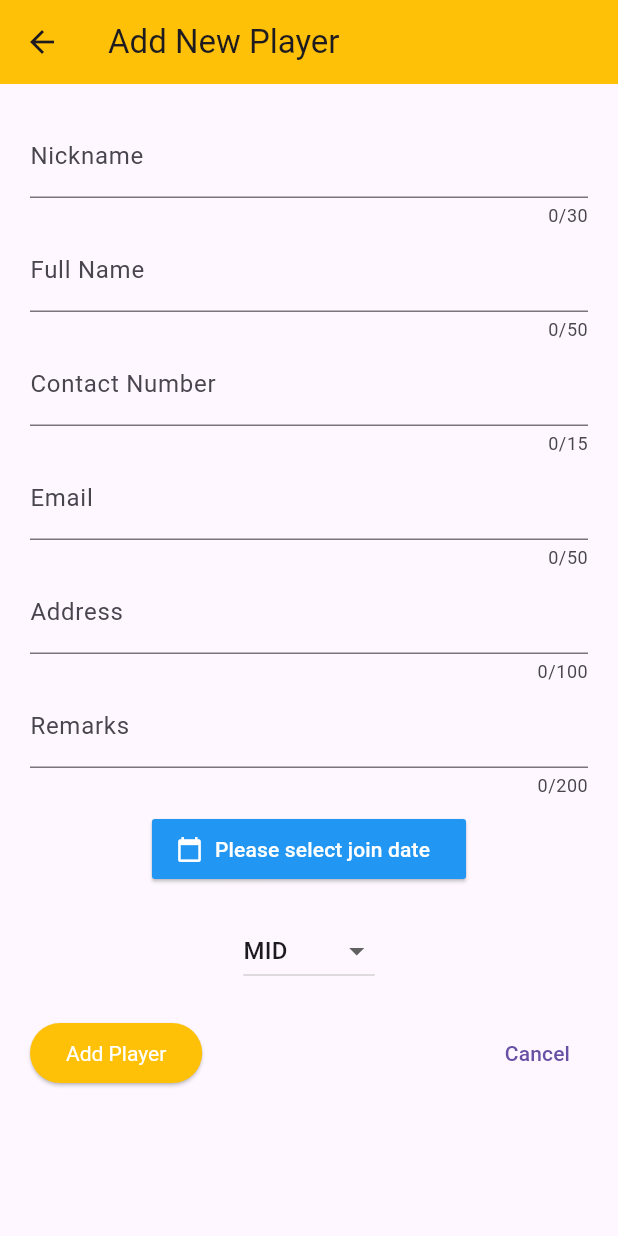
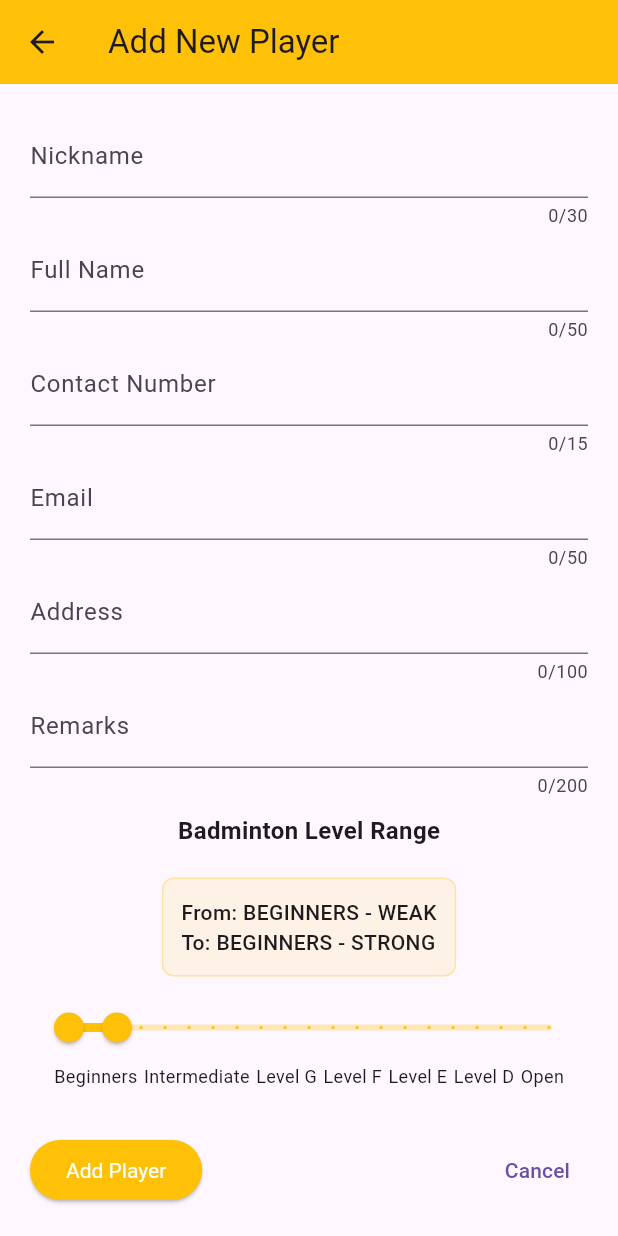
Before and after one commit to siddigamon/badminton_player_system, a Flutter app: the screen it shows after launch, after a tap on the "add" icon, on a phone screen of 412 x 824 dp. Run offline on Flutter 3.47's test engine with Material 3 defaults, Android fonts, the light colour scheme and no system bars.

Commit message:
feat: Enhance player model and UI with range selection for levels and strengths

```diff
--- a/lib/model/player_items.dart
+++ b/lib/model/player_items.dart
@@ -38,6 +38,11 @@ class PlayerItem {
   final LevelStrength strength;
   final DateTime dateJoined;
 
+  final BadmintonLevel rangeStartLevel;
+  final LevelStrength rangeStartStrength;
+  final BadmintonLevel rangeEndLevel;
+  final LevelStrength rangeEndStrength;
+
   PlayerItem({
     required this.nickname,
     required this.fullName,
@@ -48,6 +53,10 @@ class PlayerItem {
     required this.level,
     required this.strength,
     required this.dateJoined,
+     required this.rangeStartLevel,
+    required this.rangeStartStrength,
+    required this.rangeEndLevel,
+    required this.rangeEndStrength,
   });
 
   String get formattedDateJoined {
@@ -87,6 +96,48 @@ class PlayerItem {
 
   String get fullLevelDescription {
     return '$levelDisplay - $strengthDisplay';
+
+  }
+
+  // Helper method to get level display for any level
+  String _getLevelDisplayText(BadmintonLevel level) {
+    switch (level) {
+      case BadmintonLevel.beginners:
+        return 'Beginners';
+      case BadmintonLevel.intermediate:
+        return 'Intermediate';
+      case BadmintonLevel.levelG:
+        return 'G';
+      case BadmintonLevel.levelF:
+        return 'F';
+      case BadmintonLevel.levelE:
+        return 'E';
+      case BadmintonLevel.levelD:
+        return 'D';
+      case BadmintonLevel.openPlayer:
+        return 'Open';
+    }
+  }
+
+  // Helper method to get strength display for any strength
+  String _getStrengthDisplayText(LevelStrength strength) {
+    switch (strength) {
+      case LevelStrength.weak:
+        return 'Weak';
+      case LevelStrength.mid:
+        return 'Mid';
+      case LevelStrength.strong:
+        return 'Strong';
+    }
+  }
+
+   String get rangeDescription {
+    final startStrength = _getStrengthDisplayText(rangeStartStrength);
+    final startLevel = _getLevelDisplayText(rangeStartLevel);
+    final endStrength = _getStrengthDisplayText(rangeEndStrength);
+    final endLevel = _getLevelDisplayText(rangeEndLevel);
+
+    return '$startStrength $startLevel, $endStrength $endLevel';
   }
 }
 
--- a/lib/new_player.dart
+++ b/lib/new_player.dart
@@ -19,9 +19,12 @@ class _NewPlayerState extends State<NewPlayer> {
   final _addressController = TextEditingController();
   final _remarksController = TextEditingController();
 
-  BadmintonLevel _selectedLevel = BadmintonLevel.beginners;
-  LevelStrength _selectedStrength = LevelStrength.mid;
-  DateTime? _pickedDate;
+  RangeValues _levelRange = const RangeValues(0,2);
+
+
+  // BadmintonLevel _selectedLevel = BadmintonLevel.beginners;
+  // LevelStrength _selectedStrength = LevelStrength.mid;
+  // DateTime? _pickedDate;
 
 
   @override
@@ -35,8 +38,38 @@ class _NewPlayerState extends State<NewPlayer> {
     super.dispose();
   }
 
+   (BadmintonLevel, LevelStrength) _getFromSliderValue(double value) {
+    final levelIndex = (value / 3).floor();
+    final strengthIndex = (value % 3).floor();
+
+    return (
+      BadmintonLevel.values[levelIndex.clamp(0, BadmintonLevel.values.length - 1)],
+      LevelStrength.values[strengthIndex.clamp(0, LevelStrength.values.length - 1)]
+    );
+  }
+
+  double _getSliderValue(BadmintonLevel level, LevelStrength strength) {
+    final levelIndex = BadmintonLevel.values.indexOf(level);
+    final strengthIndex = LevelStrength.values.indexOf(strength);
+    return (levelIndex * 3 + strengthIndex).toDouble();
+  }
+
+  String _getDisplayText(double value) {
+    final (level, strength) = _getFromSliderValue(value);
+    final levelText = level.name.toUpperCase().replaceAll('LEVEL', 'Level ');
+    final strengthText = strength.name.toUpperCase();
+    return '$levelText - $strengthText';
+  }
+
   void _submitPlayerData() {
     // Add validation logic here
+
+    final (startLevel, startStrength) = _getFromSliderValue(_levelRange.start);
+    final (endLevel, endStrength) = _getFromSliderValue(_levelRange.end);
+
+    final midpoint = (_levelRange.start + _levelRange.end) / 2;
+    final (selectedLevel, selectedStrength) = _getFromSliderValue(midpoint);
+
     final player = PlayerItem(
       nickname: _nicknameController.text,
       fullName: _fullNameController.text,
@@ -44,33 +77,39 @@ class _NewPlayerState extends State<NewPlayer> {
       email: _emailController.text,
       address: _addressController.text,
       remarks: _remarksController.text,
-      level: _selectedLevel,
-      strength: _selectedStrength,
-      dateJoined: _pickedDate!,
+      level: selectedLevel,
+      strength: selectedStrength,
+      dateJoined: DateTime.now(),
+      rangeStartLevel: startLevel,
+      rangeStartStrength: startStrength,
+      rangeEndLevel: endLevel,
+      rangeEndStrength: endStrength,
     );
 
     widget.onAddPlayer(player);
     Navigator.pop(context);
   }
 
-  void _showDatePopup() async {
-    final pickedDate = await showDatePicker(
-      context: context,
-      initialDate: DateTime.now(),
-      firstDate: DateTime.now().subtract(const Duration(days: 365)), // Allow dates up to 1 year ago
-      lastDate: DateTime.now(), // Can't join in the future
-    );
+  // void _showDatePopup() async {
+  //   final pickedDate = await showDatePicker(
+  //     context: context,
+  //     initialDate: DateTime.now(),
+  //     firstDate: DateTime.now().subtract(const Duration(days: 365)), // Allow dates up to 1 year ago
+  //     lastDate: DateTime.now(), // Can't join in the future
+  //   );
 
-    if (pickedDate != null) {
-      setState(() {
-        _pickedDate = pickedDate;
-      });
-    }
-  }
+  //   if (pickedDate != null) {
+  //     setState(() {
+  //       _pickedDate = pickedDate;
+  //     });
+  //   }
+  // }
 
   @override
   Widget build(BuildContext context) {
-    final formatter = DateFormat.yMd();
+    // final formatter = DateFormat.yMd();
+    final maxValue = (BadmintonLevel.values.length * LevelStrength.values.length - 1).toDouble();
+
     return Scaffold(
       appBar: AppBar(
         title: const Text('Add New Player'),
@@ -117,47 +156,91 @@ class _NewPlayerState extends State<NewPlayer> {
               maxLength: 200,
             ),
             const SizedBox(height: 10),
-            ElevatedButton.icon(
-              onPressed: () {
-                _showDatePopup();
-              },
-              label: Text(
-                _pickedDate == null
-                    ? "Please select join date"
-                    : formatter.format(_pickedDate!),
-                textAlign: TextAlign.left,
-                style: const TextStyle(color: Colors.white),
-              ),
-              icon: const Icon(Icons.calendar_today),
-              style: ElevatedButton.styleFrom(
-                backgroundColor: Colors.blue,
-                foregroundColor: Colors.white,
-                shape: RoundedRectangleBorder(
-                  borderRadius: BorderRadius.circular(2.0),
-                ),
+            // ElevatedButton.icon(
+            //   onPressed: () {
+            //     _showDatePopup();
+            //   },
+            //   label: Text(
+            //     _pickedDate == null
+            //         ? "Please select join date"
+            //         : formatter.format(_pickedDate!),
+            //     textAlign: TextAlign.left,
+            //     style: const TextStyle(color: Colors.white),
+            //   ),
+            //   icon: const Icon(Icons.calendar_today),
+            //   style: ElevatedButton.styleFrom(
+            //     backgroundColor: Colors.blue,
+            //     foregroundColor: Colors.white,
+            //     shape: RoundedRectangleBorder(
+            //       borderRadius: BorderRadius.circular(2.0),
+            //     ),
+            //   ),
+            // ),
+            // const SizedBox(height: 20),
+            //toDO: Badminton Level DropDown using RangeSlider
+            const Text(
+              'Badminton Level Range',
+              style: TextStyle(
+                fontSize: 16,
+                fontWeight: FontWeight.bold,
               ),
             ),
             const SizedBox(height: 20),
-            //toDO: Badminton Level DropDown using RangeSlider
-            DropdownButton<LevelStrength>(
-              value: _selectedStrength,
-              items: LevelStrength.values
-                  .map(
-                    (strength) => DropdownMenuItem(
-                      value: strength,
-                      child: Text(strength.name.toUpperCase()),
-                    ),
-                  )
-                  .toList(),
-              onChanged: (value) {
-                if (value != null) {
-                  setState(() {
-                    _selectedStrength = value;
-                  });
-                }
+            Container(
+              padding: const EdgeInsets.all(12),
+              decoration: BoxDecoration(
+                color: Colors.amber.withOpacity(0.1),
+                borderRadius: BorderRadius.circular(8),
+                border: Border.all(color: Colors.amber.withOpacity(0.3)),
+              ),
+              child: Column(
+                crossAxisAlignment: CrossAxisAlignment.start,
+                children: [
+                  Text(
+                    'From: ${_getDisplayText(_levelRange.start)}',
+                    style: const TextStyle(fontWeight: FontWeight.w500),
+                  ),
+                  Text(
+                    'To: ${_getDisplayText(_levelRange.end)}',
+                    style: const TextStyle(fontWeight: FontWeight.w500),
+                  ),
+                ],
+              ),
+            ),
+            const SizedBox(height: 10),
+             RangeSlider(
+              values: _levelRange,
+              min: 0,
+              max: maxValue,
+              divisions: maxValue.toInt(),
+              activeColor: Colors.amber,
+              inactiveColor: Colors.amber.withOpacity(0.3),
+              labels: RangeLabels(
+                _getDisplayText(_levelRange.start),
+                _getDisplayText(_levelRange.end),
+              ),
+              onChanged: (RangeValues values) {
+                setState(() {
+                  _levelRange = values;
+                });
               },
             ),
-            const SizedBox(height: 20),
+             const Padding(
+              padding:  EdgeInsets.symmetric(horizontal: 16.0),
+              child: Row(
+                mainAxisAlignment: MainAxisAlignment.spaceBetween,
+                children: [
+                   Text('Beginners', style: TextStyle(fontSize: 12)),
+                   Text('Intermediate', style: TextStyle(fontSize: 12)),
+                   Text('Level G', style: TextStyle(fontSize: 12)),
+                   Text('Level F', style: TextStyle(fontSize: 12)),
+                   Text('Level E', style: TextStyle(fontSize: 12)),
+                   Text('Level D', style: TextStyle(fontSize: 12)),
+                   Text('Open', style: TextStyle(fontSize: 12)),
+                ],
+              ),
+            ),
+            const SizedBox(height: 30),
             Row(
               mainAxisAlignment: MainAxisAlignment.spaceBetween,
               children: [
--- a/lib/players.dart
+++ b/lib/players.dart
@@ -23,6 +23,10 @@ class _PlayersState extends State<Players> {
       level: BadmintonLevel.levelE,
       strength: LevelStrength.strong,
       dateJoined: DateTime.now().subtract(const Duration(days: 30)),
+      rangeStartLevel: BadmintonLevel.levelF,
+      rangeStartStrength: LevelStrength.mid,
+      rangeEndLevel: BadmintonLevel.levelE,
+      rangeEndStrength: LevelStrength.strong,
     ),
     PlayerItem(
       nickname: 'Rookie',
@@ -34,6 +38,11 @@ class _PlayersState extends State<Players> {
       level: BadmintonLevel.beginners,
       strength: LevelStrength.weak,
       dateJoined: DateTime.now().subtract(const Duration(days: 7)),
+      rangeStartLevel: BadmintonLevel.beginners,
+      rangeStartStrength: LevelStrength.weak,
+      rangeEndLevel: BadmintonLevel.intermediate,
+      rangeEndStrength: LevelStrength.mid,
+
     ),
     PlayerItem(
       nickname: 'ProShuttle',
@@ -45,6 +54,11 @@ class _PlayersState extends State<Players> {
       level: BadmintonLevel.levelD,
       strength: LevelStrength.strong,
       dateJoined: DateTime.now().subtract(const Duration(days: 60)),
+      rangeStartLevel: BadmintonLevel.levelE,
+      rangeStartStrength: LevelStrength.mid,
+      rangeEndLevel: BadmintonLevel.levelD,
+      rangeEndStrength: LevelStrength.strong,
+
     ),
   ];
 
--- a/lib/widgets/player_item_widget.dart
+++ b/lib/widgets/player_item_widget.dart
@@ -33,7 +33,13 @@ class PlayerItemWidget extends StatelessWidget {
             Row(
               mainAxisAlignment: MainAxisAlignment.spaceBetween,
               children: [
-                Text(playerItem.fullLevelDescription),
+                Text(
+                  playerItem.rangeDescription,
+                  style: const TextStyle(
+                    fontWeight: FontWeight.w500,
+                    color: Colors.blue,
+                  ),
+                ),
                 const Spacer(),
                 Icon(levelIcons[playerItem.level]),
                 const SizedBox(width: 5),
```
